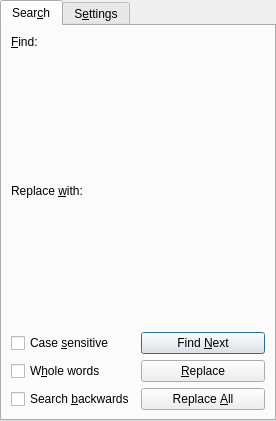
Above: src/frontends/qt4/ui/FindAndReplaceUi.ui from cburschka/lyx before the change. Below: the same form after it.
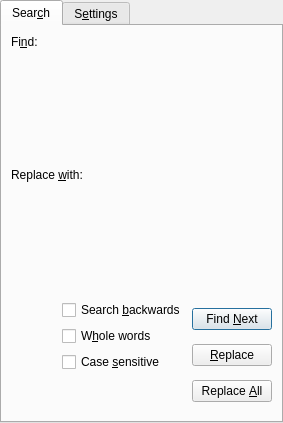
That is the form after the change. Custom widgets are drawn as their Qt base class.

Commit message:
Advanced F&R layout fixed
Patch by Daniel Ramöller (racoon)

Patch:
```diff
--- a/src/frontends/qt4/ui/FindAndReplaceUi.ui
+++ b/src/frontends/qt4/ui/FindAndReplaceUi.ui
@@ -6,8 +6,8 @@
    <rect>
     <x>0</x>
     <y>0</y>
-    <width>276</width>
-    <height>421</height>
+    <width>283</width>
+    <height>423</height>
    </rect>
   </property>
   <property name="windowTitle">
@@ -20,13 +20,13 @@
    <attribute name="title">
     <string>Sear&amp;ch</string>
    </attribute>
-   <layout class="QVBoxLayout" name="dynamicLayoutBasic_">
+   <layout class="QVBoxLayout" name="dynamicLayoutBasic_" stretch="1,1,0">
     <item>
      <layout class="QVBoxLayout" name="findLayout">
       <item>
        <widget class="QLabel" name="findLabel">
         <property name="text">
-         <string>&amp;Find:</string>
+         <string>Fi&amp;nd:</string>
         </property>
         <property name="buddy">
          <cstring>find_work_area_</cstring>
@@ -70,8 +70,61 @@
      </layout>
     </item>
     <item>
-     <layout class="QGridLayout" name="gridLayout">
-      <item row="0" column="0">
+     <layout class="QVBoxLayout" name="verticalLayout_4">
+      <item>
+       <spacer name="verticalSpacer_4">
+        <property name="orientation">
+         <enum>Qt::Vertical</enum>
+        </property>
+        <property name="sizeHint" stdset="0">
+         <size>
+          <width>0</width>
+          <height>0</height>
+         </size>
+        </property>
+       </spacer>
+      </item>
+      <item>
+       <layout class="QHBoxLayout" name="horizontalLayout" stretch="1,0,0">
+        <item>
+         <spacer name="horizontalSpacer">
+          <property name="orientation">
+           <enum>Qt::Horizontal</enum>
+          </property>
+          <property name="sizeHint" stdset="0">
+           <size>
+            <width>0</width>
+            <height>0</height>
+           </size>
+          </property>
+         </spacer>
+        </item>
+        <item>
+         <layout class="QVBoxLayout" name="verticalLayout_3">
+          <item>
+           <widget class="QCheckBox" name="searchbackCB">
+            <property name="toolTip">
+             <string>Shift+Enter search backwards directly</string>
+            </property>
+            <property name="text">
+             <string>Search &amp;backwards</string>
+            </property>
+           </widget>
+          </item>
+          <item>
+           <widget class="QCheckBox" name="wordsCB">
+            <property name="enabled">
+             <bool>true</bool>
+            </property>
+            <property name="toolTip">
+             <string>Restrict search to whole words only</string>
+            </property>
+            <property name="text">
+             <string>W&amp;hole words</string>
+            </property>
+           </widget>
+          </item>
+          <item>
        <widget class="QCheckBox" name="caseCB">
         <property name="toolTip">
          <string>Perform a case-sensitive search</string>
@@ -81,17 +134,28 @@
         </property>
        </widget>
       </item>
-      <item row="0" column="1">
+          <item>
+           <spacer name="verticalSpacer_5">
+            <property name="orientation">
+             <enum>Qt::Vertical</enum>
+            </property>
+            <property name="sizeHint" stdset="0">
+             <size>
+              <width>20</width>
+              <height>40</height>
+             </size>
+            </property>
+           </spacer>
+          </item>
+         </layout>
+        </item>
+        <item>
+         <layout class="QVBoxLayout" name="verticalLayout_2">
+          <item>
        <widget class="QPushButton" name="findNextPB">
         <property name="enabled">
          <bool>true</bool>
         </property>
-        <property name="sizePolicy">
-         <sizepolicy hsizetype="Preferred" vsizetype="Preferred">
-          <horstretch>100</horstretch>
-          <verstretch>32</verstretch>
-         </sizepolicy>
-        </property>
         <property name="toolTip">
          <string>Find next occurrence [Enter]</string>
         </property>
@@ -103,30 +167,11 @@
         </property>
        </widget>
       </item>
-      <item row="1" column="0">
-       <widget class="QCheckBox" name="wordsCB">
-        <property name="enabled">
-         <bool>true</bool>
-        </property>
-        <property name="toolTip">
-         <string>Restrict search to whole words only</string>
-        </property>
-        <property name="text">
-         <string>W&amp;hole words</string>
-        </property>
-       </widget>
-      </item>
-      <item row="1" column="1">
+          <item>
        <widget class="QPushButton" name="replacePB">
         <property name="enabled">
          <bool>true</bool>
         </property>
-        <property name="sizePolicy">
-         <sizepolicy hsizetype="Preferred" vsizetype="Preferred">
-          <horstretch>100</horstretch>
-          <verstretch>32</verstretch>
-         </sizepolicy>
-        </property>
         <property name="toolTip">
          <string>Replace and find next occurrence [Enter]</string>
         </property>
@@ -135,27 +180,11 @@
         </property>
        </widget>
       </item>
-      <item row="2" column="0">
-       <widget class="QCheckBox" name="searchbackCB">
-        <property name="toolTip">
-         <string>Shift+Enter search backwards directly</string>
-        </property>
-        <property name="text">
-         <string>Search &amp;backwards</string>
-        </property>
-       </widget>
-      </item>
-      <item row="2" column="1">
+          <item>
        <widget class="QPushButton" name="replaceallPB">
         <property name="enabled">
          <bool>true</bool>
         </property>
-        <property name="sizePolicy">
-         <sizepolicy hsizetype="Preferred" vsizetype="Preferred">
-          <horstretch>100</horstretch>
-          <verstretch>32</verstretch>
-         </sizepolicy>
-        </property>
         <property name="toolTip">
          <string>Replace all occurrences at once</string>
         </property>
@@ -167,6 +196,10 @@
      </layout>
     </item>
    </layout>
+      </item>
+     </layout>
+    </item>
+   </layout>
   </widget>
   <widget class="QWidget" name="advancedTab">
    <attribute name="title">
```
Left out of the diff: 60 changed lines with no effect on the pictures. Lines whose indentation alone changed are shown as unchanged.
